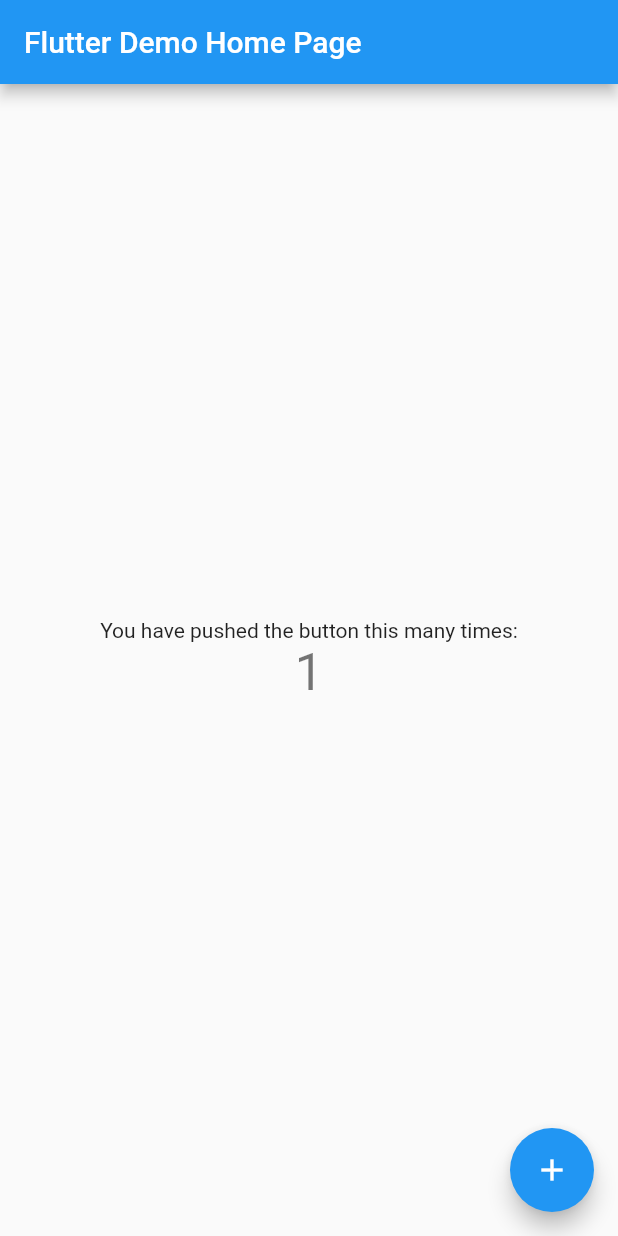
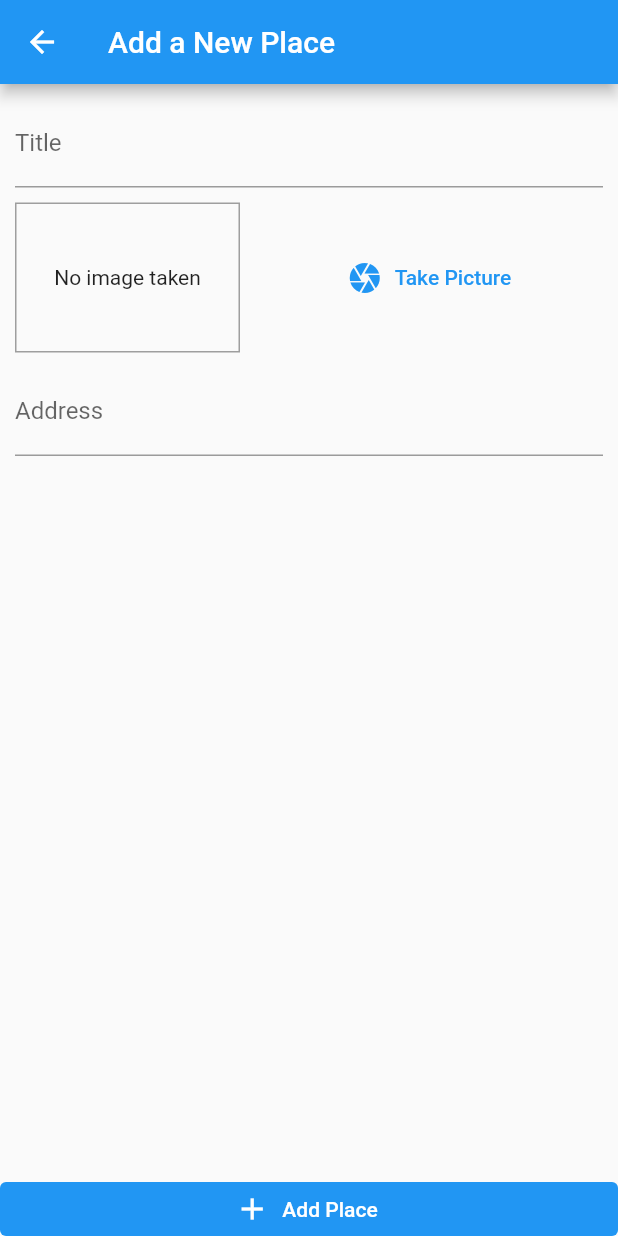
Before and after one commit to felixdusengimana/yourplace, a Flutter app: the screen it shows after launch, after a tap on the "add" icon, on a phone screen of 412 x 824 dp. Run offline on Flutter 3.47's test engine with Material 2 defaults, Android fonts, the phone set to English and light mode, and no system bars; our stand-ins replace image_picker.

Commit message:
feat: open camera

```diff
--- a/lib/main.dart
+++ b/lib/main.dart
@@ -1,4 +1,12 @@
-import 'package:flutter/material.dart';
+import "package:flutter/material.dart";
+import 'package:provider/provider.dart';
+
+//providers
+import './providers/great_place_provider.dart';
+
+//screens
+import 'screens/home_page_screen.dart';
+import './screens/add_place_screen.dart';
 
 void main() {
   runApp(const MyApp());
@@ -7,109 +15,20 @@ void main() {
 class MyApp extends StatelessWidget {
   const MyApp({Key? key}) : super(key: key);
 
-  // This widget is the root of your application.
   @override
   Widget build(BuildContext context) {
-    return MaterialApp(
-      title: 'Flutter Demo',
-      theme: ThemeData(
-        // This is the theme of your application.
-        //
-        // Try running your application with "flutter run". You'll see the
-        // application has a blue toolbar. Then, without quitting the app, try
-        // changing the primarySwatch below to Colors.green and then invoke
-        // "hot reload" (press "r" in the console where you ran "flutter run",
-        // or simply save your changes to "hot reload" in a Flutter IDE).
-        // Notice that the counter didn't reset back to zero; the application
-        // is not restarted.
-        primarySwatch: Colors.blue,
+    return ChangeNotifierProvider.value(
+      value: PlaceProvider(),
+      child: MaterialApp(
+        title: "Your Place",
+        theme: ThemeData(
+          primarySwatch: Colors.blue,
+        ),
+        home: const HomePage(),
+        routes: {
+          AddPlaceScreen.routeName: (ctx) => const AddPlaceScreen(),
+        },
       ),
-      home: const MyHomePage(title: 'Flutter Demo Home Page'),
     );
   }
 }
-
-class MyHomePage extends StatefulWidget {
-  const MyHomePage({Key? key, required this.title}) : super(key: key);
-
-  // This widget is the home page of your application. It is stateful, meaning
-  // that it has a State object (defined below) that contains fields that affect
-  // how it looks.
-
-  // This class is the configuration for the state. It holds the values (in this
-  // case the title) provided by the parent (in this case the App widget) and
-  // used by the build method of the State. Fields in a Widget subclass are
-  // always marked "final".
-
-  final String title;
-
-  @override
-  State<MyHomePage> createState() => _MyHomePageState();
-}
-
-class _MyHomePageState extends State<MyHomePage> {
-  int _counter = 0;
-
-  void _incrementCounter() {
-    setState(() {
-      // This call to setState tells the Flutter framework that something has
-      // changed in this State, which causes it to rerun the build method below
-      // so that the display can reflect the updated values. If we changed
-      // _counter without calling setState(), then the build method would not be
-      // called again, and so nothing would appear to happen.
-      _counter++;
-    });
-  }
-
-  @override
-  Widget build(BuildContext context) {
-    // This method is rerun every time setState is called, for instance as done
-    // by the _incrementCounter method above.
-    //
-    // The Flutter framework has been optimized to make rerunning build methods
-    // fast, so that you can just rebuild anything that needs updating rather
-    // than having to individually change instances of widgets.
-    return Scaffold(
-      appBar: AppBar(
-        // Here we take the value from the MyHomePage object that was created by
-        // the App.build method, and use it to set our appbar title.
-        title: Text(widget.title),
-      ),
-      body: Center(
-        // Center is a layout widget. It takes a single child and positions it
-        // in the middle of the parent.
-        child: Column(
-          // Column is also a layout widget. It takes a list of children and
-          // arranges them vertically. By default, it sizes itself to fit its
-          // children horizontally, and tries to be as tall as its parent.
-          //
-          // Invoke "debug painting" (press "p" in the console, choose the
-          // "Toggle Debug Paint" action from the Flutter Inspector in Android
-          // Studio, or the "Toggle Debug Paint" command in Visual Studio Code)
-          // to see the wireframe for each widget.
-          //
-          // Column has various properties to control how it sizes itself and
-          // how it positions its children. Here we use mainAxisAlignment to
-          // center the children vertically; the main axis here is the vertical
-          // axis because Columns are vertical (the cross axis would be
-          // horizontal).
-          mainAxisAlignment: MainAxisAlignment.center,
-          children: <Widget>[
-            const Text(
-              'You have pushed the button this many times:',
-            ),
-            Text(
-              '$_counter',
-              style: Theme.of(context).textTheme.headline4,
-            ),
-          ],
-        ),
-      ),
-      floatingActionButton: FloatingActionButton(
-        onPressed: _incrementCounter,
-        tooltip: 'Increment',
-        child: const Icon(Icons.add),
-      ), // This trailing comma makes auto-formatting nicer for build methods.
-    );
-  }
-}
--- /dev/null
+++ b/lib/models/place_model.dart
@@ -0,0 +1,27 @@
+import 'dart:io';
+
+class PlaceLocation {
+  final double latitude;
+  final double longitude;
+  final String address;
+
+  const PlaceLocation({
+    required this.latitude,
+    required this.longitude,
+    this.address = "",
+  });
+}
+
+class Place {
+  final String id;
+  final String title;
+  final PlaceLocation? location;
+  final File image;
+
+  Place({
+    required this.id,
+    required this.title,
+    required this.location,
+    required this.image,
+  });
+}
--- /dev/null
+++ b/lib/providers/great_place_provider.dart
@@ -0,0 +1,23 @@
+import 'dart:io';
+import 'package:flutter/material.dart';
+
+import '../models/place_model.dart';
+
+class PlaceProvider with ChangeNotifier {
+  List<Place> _items = [];
+
+  List<Place> get items {
+    return [..._items];
+  }
+
+  void addPlace(String pickedTitle, File pickedImage) {
+    final newPlace = Place(
+      id: DateTime.now().toString(),
+      title: pickedTitle,
+      image: pickedImage,
+      location: null,
+    );
+    _items.add(newPlace);
+    notifyListeners();
+  }
+}
--- /dev/null
+++ b/lib/screens/add_place_screen.dart
@@ -0,0 +1,80 @@
+import 'package:flutter/material.dart';
+
+import '../widgets/image_input.dart';
+
+class AddPlaceScreen extends StatefulWidget {
+  static const routeName = "/add-place";
+  const AddPlaceScreen({Key? key}) : super(key: key);
+
+  @override
+  State<AddPlaceScreen> createState() => _AddPlaceScreenState();
+}
+
+class _AddPlaceScreenState extends State<AddPlaceScreen> {
+  final _titleController = TextEditingController();
+  final _imageController = TextEditingController();
+  final _imageFocusNode = FocusNode();
+  final _addressController = TextEditingController();
+  final _addressFocusNode = FocusNode();
+
+  @override
+  void dispose() {
+    _titleController.dispose();
+    _imageController.dispose();
+    _imageFocusNode.dispose();
+    _addressController.dispose();
+    _addressFocusNode.dispose();
+    super.dispose();
+  }
+
+  @override
+  Widget build(BuildContext context) {
+    return Scaffold(
+      appBar: AppBar(
+        title: const Text("Add a New Place"),
+      ),
+      body: Column(
+        // mainAxisAlignment: MainAxisAlignment.spaceBetween,
+        crossAxisAlignment: CrossAxisAlignment.stretch,
+        children: <Widget>[
+          Expanded(
+            child: SingleChildScrollView(
+              child: Padding(
+                padding: const EdgeInsets.all(10),
+                child: Column(
+                  children: <Widget>[
+                    TextField(
+                      decoration: const InputDecoration(labelText: "Title"),
+                      controller: _titleController,
+                    ),
+                    const SizedBox(
+                      height: 10,
+                    ),
+                    const ImageInput(),
+                    const SizedBox(
+                      height: 10,
+                    ),
+                    TextField(
+                      decoration: const InputDecoration(labelText: "Address"),
+                      controller: _addressController,
+                    ),
+                  ],
+                ),
+              ),
+            ),
+          ),
+          ElevatedButton.icon(
+            onPressed: () {},
+            icon: const Icon(Icons.add),
+            label: const Text("Add Place"),
+            style: ElevatedButton.styleFrom(
+              elevation: 0,
+              tapTargetSize: MaterialTapTargetSize.shrinkWrap,
+              primary: Theme.of(context).colorScheme.secondary,
+            ),
+          ),
+        ],
+      ),
+    );
+  }
+}
--- /dev/null
+++ b/lib/screens/home_page_screen.dart
@@ -0,0 +1,27 @@
+import 'package:flutter/material.dart';
+
+import '../screens/add_place_screen.dart';
+
+class HomePage extends StatelessWidget {
+  const HomePage({Key? key}) : super(key: key);
+
+  @override
+  Widget build(BuildContext context) {
+    return Scaffold(
+      appBar: AppBar(
+        title: const Text("Your Places"),
+        actions: <Widget>[
+          IconButton(
+            onPressed: () {
+              Navigator.of(context).pushNamed(AddPlaceScreen.routeName);
+            },
+            icon: const Icon(Icons.add),
+          ),
+        ],
+      ),
+      body: const Center(
+        child: CircularProgressIndicator(),
+      ),
+    );
+  }
+}
--- /dev/null
+++ b/lib/widgets/image_input.dart
@@ -0,0 +1,58 @@
+import 'dart:io';
+import 'package:flutter/material.dart';
+import 'package:image_picker/image_picker.dart';
+
+class ImageInput extends StatefulWidget {
+  const ImageInput({Key? key}) : super(key: key);
+
+  @override
+  State<ImageInput> createState() => _ImageInputState();
+}
+
+class _ImageInputState extends State<ImageInput> {
+  File? _storedImage;
+
+  Future<void> _takePicture() async {
+    final imageFile = await ImagePicker()
+        .pickImage(source: ImageSource.camera, maxWidth: 600);
+  }
+
+  @override
+  Widget build(BuildContext context) {
+    return Row(
+      children: <Widget>[
+        Container(
+          width: 150,
+          height: 100,
+          decoration: BoxDecoration(
+            border: Border.all(
+              width: 1,
+              color: Colors.grey,
+            ),
+          ),
+          alignment: Alignment.center,
+          child: _storedImage != null
+              ? Image.file(
+                  _storedImage!,
+                  fit: BoxFit.cover,
+                  width: double.infinity,
+                )
+              : const Text("No image taken"),
+        ),
+        const SizedBox(
+          width: 10,
+        ),
+        Expanded(
+          child: TextButton.icon(
+            onPressed: _takePicture,
+            icon: const Icon(Icons.camera),
+            label: const Text("Take Picture"),
+            style: TextButton.styleFrom(
+              primary: Theme.of(context).primaryColor,
+            ),
+          ),
+        ),
+      ],
+    );
+  }
+}
--- a/pubspec.yaml
+++ b/pubspec.yaml
@@ -34,6 +34,8 @@ dependencies:
   # The following adds the Cupertino Icons font to your application.
   # Use with the CupertinoIcons class for iOS style icons.
   cupertino_icons: ^1.0.2
+  provider: ^6.0.3
+  image_picker: ^0.8.5+3
 
 dev_dependencies:
   flutter_test:
```
Also changed, not shown: lib/screens/place_details_screen.dart (added), pubspec.lock.
